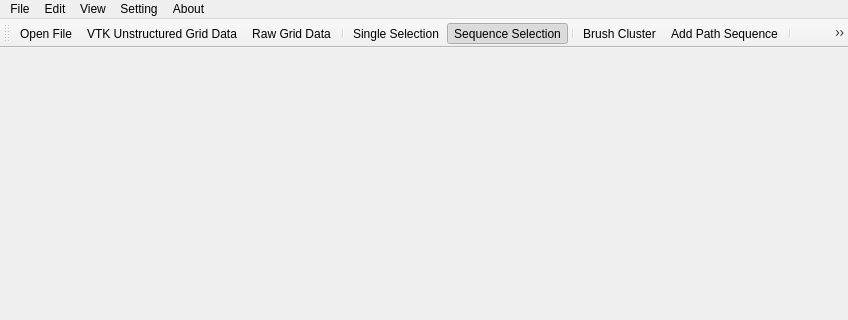
Old version of the form ScatterPointGlyph/scatter_point_glyph.ui in the repository Edgar324/ScatterPointGlyph; both pictures show x 0 to 848 and y 0 to 320 of the 848 by 620 pixel window.
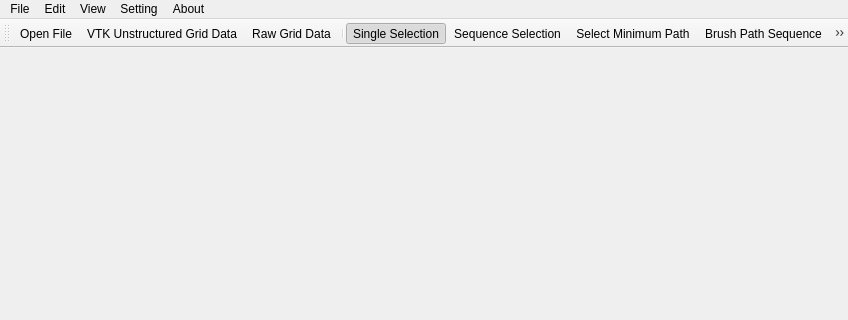
New version of the form. Icons and pictures are not drawn.

```diff
--- a/ScatterPointGlyph/scatter_point_glyph.ui
+++ b/ScatterPointGlyph/scatter_point_glyph.ui
@@ -87,7 +87,8 @@
    <addaction name="separator"/>
    <addaction name="actionSingle_Selection"/>
    <addaction name="actionSequence_Selection"/>
-   <addaction name="separator"/>
+   <addaction name="actionSelect_Minimum_Path"/>
+   <addaction name="actionBrush_Path_Sequence"/>
    <addaction name="actionBrush_Cluster"/>
    <addaction name="actionAdd_Path_Sequence"/>
    <addaction name="separator"/>
@@ -190,7 +191,7 @@
     <bool>true</bool>
    </property>
    <property name="checked">
-    <bool>false</bool>
+    <bool>true</bool>
    </property>
    <property name="icon">
     <iconset resource="scatter_point_glyph.qrc">
@@ -205,7 +206,7 @@
     <bool>true</bool>
    </property>
    <property name="checked">
-    <bool>true</bool>
+    <bool>false</bool>
    </property>
    <property name="icon">
     <iconset resource="scatter_point_glyph.qrc">
@@ -254,6 +255,30 @@
     <string>Add Path Sequence</string>
    </property>
   </action>
+  <action name="actionBrush_Path_Sequence">
+   <property name="checkable">
+    <bool>true</bool>
+   </property>
+   <property name="icon">
+    <iconset resource="scatter_point_glyph.qrc">
+     <normaloff>:/ScatterPointGlyph/images/painter1.png</normaloff>:/ScatterPointGlyph/images/painter1.png</iconset>
+   </property>
+   <property name="text">
+    <string>Brush Path Sequence</string>
+   </property>
+  </action>
+  <action name="actionSelect_Minimum_Path">
+   <property name="checkable">
+    <bool>true</bool>
+   </property>
+   <property name="icon">
+    <iconset resource="scatter_point_glyph.qrc">
+     <normaloff>:/ScatterPointGlyph/images/min_path.png</normaloff>:/ScatterPointGlyph/images/min_path.png</iconset>
+   </property>
+   <property name="text">
+    <string>Select Minimum Path</string>
+   </property>
+  </action>
  </widget>
  <layoutdefault spacing="6" margin="11"/>
  <resources>
```
Left out of the diff: 9 changed lines with no effect on the pictures.
